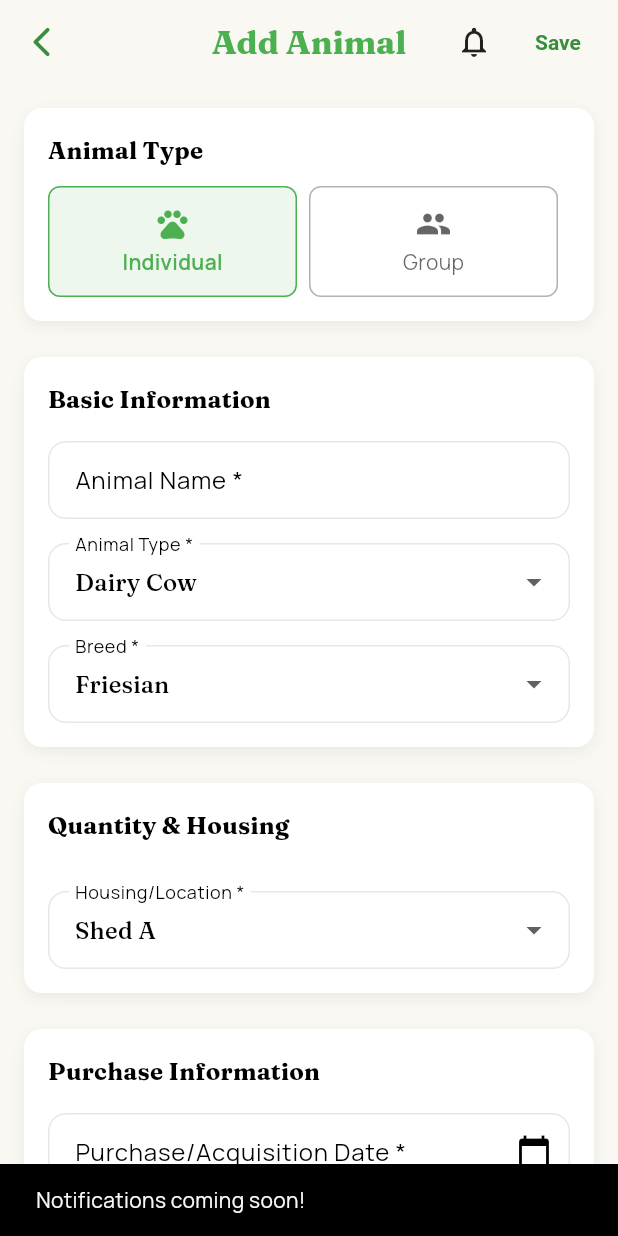
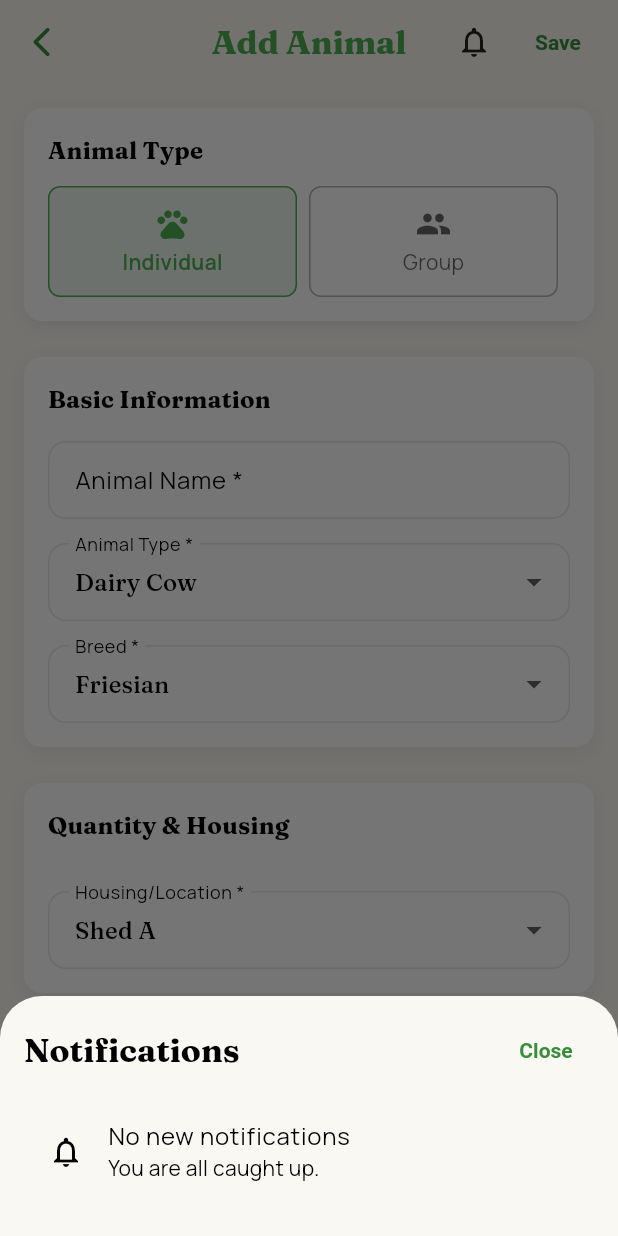
Before and after one commit to knoxez23/fms, a Flutter app: the AddAnimalScreen screen opened directly, after a tap on the "notifications" icon, on a phone screen of 412 x 824 dp. Run offline on Flutter 3.47's test engine with Material 3 defaults, Android fonts, the phone set to English and light mode, and no system bars; our stand-ins replace bloc, connectivity_plus, dio, flutter_bloc, flutter_dotenv, flutter_local_notifications and 10 more; accounts and stored records are empty; network calls fail.

Commit message:
feat(home): replace placeholder notifications with contextual alerts

```diff
--- a/lib/core/presentation/widgets/modern_app_bar.dart
+++ b/lib/core/presentation/widgets/modern_app_bar.dart
@@ -357,6 +357,7 @@ class _NotificationButton extends StatelessWidget {
 
   @override
   Widget build(BuildContext context) {
+    final theme = Theme.of(context);
     return IconButton(
       icon: Stack(
         clipBehavior: Clip.none,
@@ -380,27 +381,27 @@ class _NotificationButton extends StatelessWidget {
                 ),
           if (count > 0)
             Positioned(
-              right: isTransparent ? 8 : 0,
-              top: isTransparent ? 8 : 0,
+              right: -2,
+              top: -2,
               child: Container(
-                padding: const EdgeInsets.all(4),
+                padding: const EdgeInsets.symmetric(horizontal: 4, vertical: 2),
                 decoration: BoxDecoration(
                   color: Colors.red,
-                  shape: BoxShape.circle,
+                  borderRadius: BorderRadius.circular(10),
                   border: Border.all(
-                    color: Colors.white,
+                    color: theme.scaffoldBackgroundColor,
                     width: 1.5,
                   ),
                 ),
                 constraints: const BoxConstraints(
-                  minWidth: 18,
-                  minHeight: 18,
+                  minWidth: 16,
+                  minHeight: 16,
                 ),
                 child: Text(
                   count > 99 ? '99+' : count.toString(),
                   style: const TextStyle(
                     color: Colors.white,
-                    fontSize: 10,
+                    fontSize: 9,
                     fontWeight: FontWeight.bold,
                   ),
                   textAlign: TextAlign.center,
@@ -409,12 +410,64 @@ class _NotificationButton extends StatelessWidget {
             ),
         ],
       ),
-      onPressed: onTap ??
-          () {
-            ScaffoldMessenger.of(context).showSnackBar(
-              const SnackBar(content: Text('Notifications coming soon!')),
-            );
-          },
+      onPressed: onTap ?? () => _openNotificationsCenter(context, count),
+    );
+  }
+
+  void _openNotificationsCenter(BuildContext context, int count) {
+    showModalBottomSheet<void>(
+      context: context,
+      isScrollControlled: true,
+      builder: (sheetContext) {
+        final theme = Theme.of(sheetContext);
+        final items = List.generate(
+          count.clamp(0, 8),
+          (index) => 'Farm update #${index + 1}',
+        );
+
+        return SafeArea(
+          child: Padding(
+            padding: const EdgeInsets.fromLTRB(16, 12, 16, 20),
+            child: Column(
+              mainAxisSize: MainAxisSize.min,
+              crossAxisAlignment: CrossAxisAlignment.start,
+              children: [
+                Row(
+                  children: [
+                    Text(
+                      'Notifications',
+                      style: theme.textTheme.titleLarge?.copyWith(
+                        fontWeight: FontWeight.bold,
+                      ),
+                    ),
+                    const Spacer(),
+                    TextButton(
+                      onPressed: () => Navigator.pop(sheetContext),
+                      child: const Text('Close'),
+                    ),
+                  ],
+                ),
+                const SizedBox(height: 8),
+                if (items.isEmpty)
+                  const ListTile(
+                    leading: Icon(Icons.notifications_none),
+                    title: Text('No new notifications'),
+                    subtitle: Text('You are all caught up.'),
+                  )
+                else
+                  ...items.map(
+                    (item) => ListTile(
+                      contentPadding: EdgeInsets.zero,
+                      leading: const Icon(Icons.notifications_active_outlined),
+                      title: Text(item),
+                      subtitle: const Text('Tap Home/Overview to view details'),
+                    ),
+                  ),
+              ],
+            ),
+          ),
+        );
+      },
     );
   }
 }
```
Also changed, not shown: lib/features/home/presentation/home_screen.dart (+99 -8 lines).
